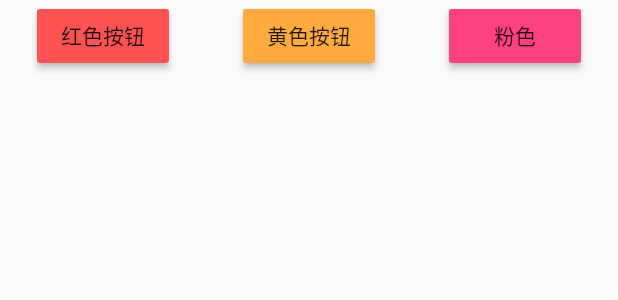
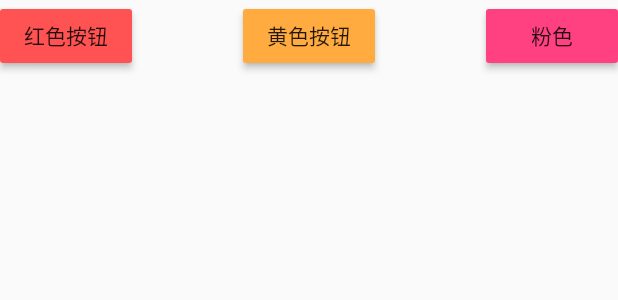
Before and after one commit to FreeMusic/Learn-From-Flutter, a Flutter app: the UnFlexibleRow widget shown alone on an empty page, opened directly, after a tap on "黄色按钮", on a phone screen of 412 x 824 dp. Shown: the top 300 px of the screen. Run offline on Flutter 3.47's test engine with Material 2 defaults, Android fonts, the phone set to English and light mode, and no system bars; our stand-ins replace flutter_easyrefresh, flutter_swiper, pull_to_refresh; missing offline and left inert: flutter_tableview; network calls fail.

Commit message:
提交所有内容

```diff
--- a/lib/FluuterBaseControl/MyDartExtention.dart
+++ b/lib/FluuterBaseControl/MyDartExtention.dart
@@ -92,7 +92,7 @@ class UnFlexibleRow extends StatelessWidget {
     // TODO: implement build
     return Row(
       //水平轴的布局方式
-      mainAxisAlignment: MainAxisAlignment.spaceAround,
+      mainAxisAlignment: MainAxisAlignment.spaceBetween,
       //文本方向
       textDirection: TextDirection.ltr,
       children: <Widget>[
@@ -106,6 +106,7 @@ class UnFlexibleRow extends StatelessWidget {
         new RaisedButton(
           onPressed: () {
             print('黄色按钮的点击事件');
+            debugPrint('黄色按钮的点击事件');
           },
           color: Colors.orangeAccent,
           child: new Text('黄色按钮'),
```
Also changed, not shown: 1 other file.
